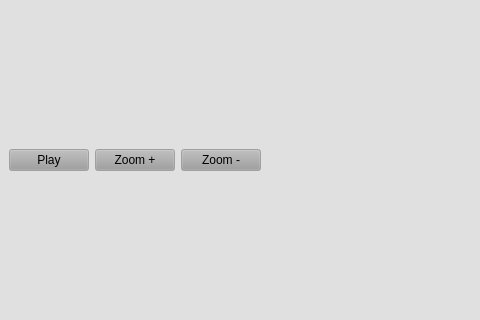
Above: Source/mainwindow.ui from dashlime/4tracks before the change; both pictures show x 0 to 480 and y 138 to 458 of the 800 by 600 pixel window. Below: the same form after it.
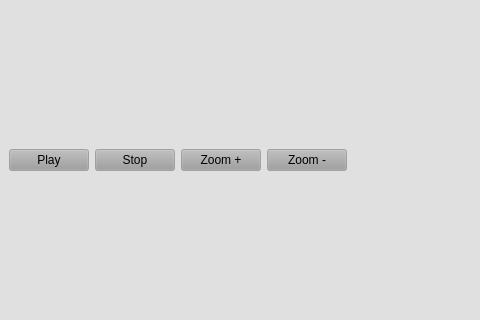
That is the form after the change.

Commit message: Add play/stop/pause system - WIP fixing thumbnail resample bug

What changed in the file:
```diff
--- a/Source/mainwindow.ui
+++ b/Source/mainwindow.ui
@@ -157,6 +157,13 @@
         </property>
        </widget>
       </item>
+      <item>
+       <widget class="QPushButton" name="stopButton">
+        <property name="text">
+         <string>Stop</string>
+        </property>
+       </widget>
+      </item>
       <item>
        <widget class="QPushButton" name="zoomPlusButton">
         <property name="text">
```
Left out of the diff: 2 changed lines with no effect on the pictures. The commit also changes 6 other files.
